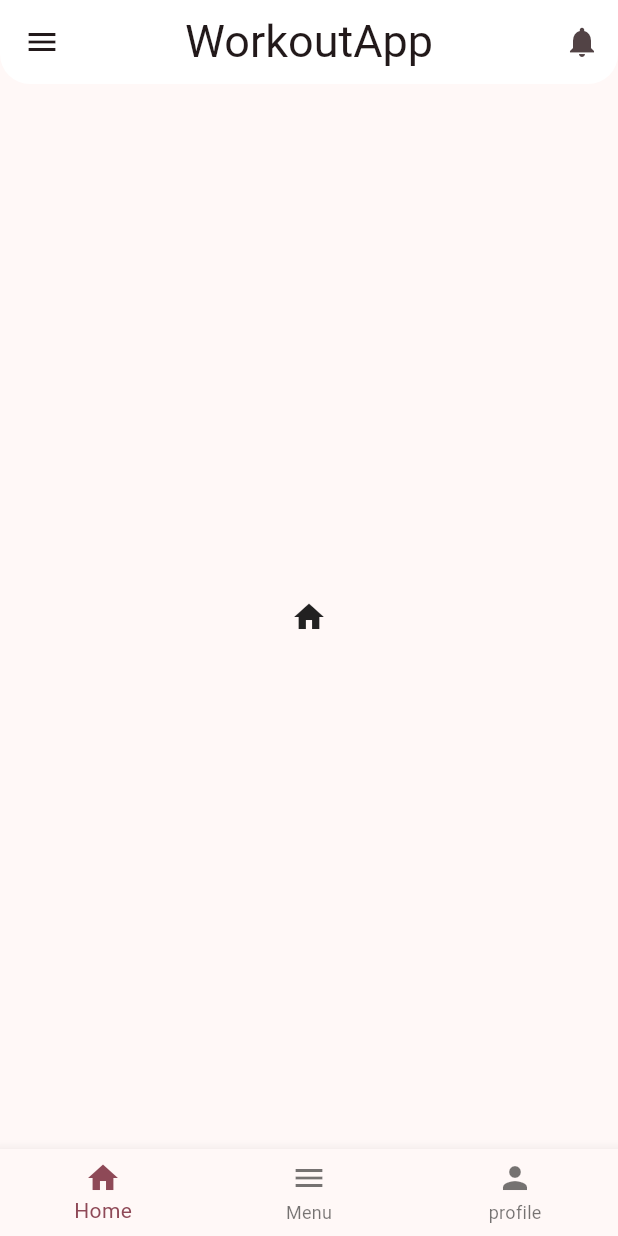
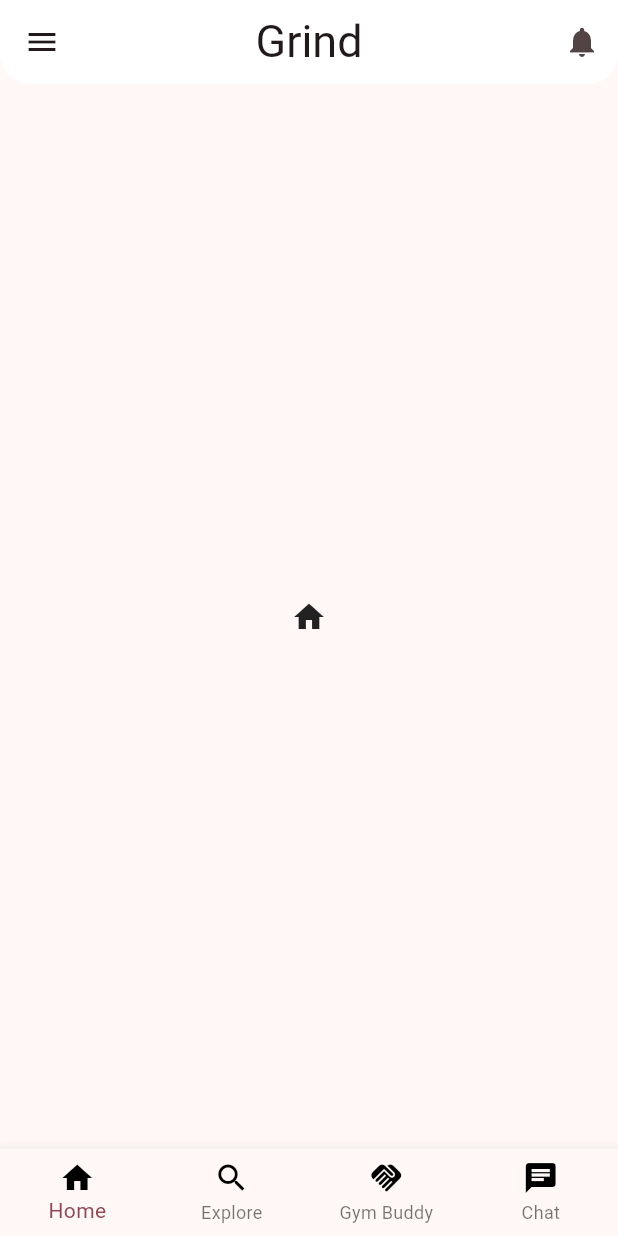
Before and after one commit to ugauniyal/Grind, a Flutter app: the screen it shows after launch, on a phone screen of 412 x 824 dp. Run offline on Flutter 3.47's test engine with Material 2 defaults, Android fonts, the phone set to English and light mode, and no system bars.

Commit message:
navigation bar added

```diff
--- a/flutter projects/workout_app/lib/main.dart
+++ b/flutter projects/workout_app/lib/main.dart
@@ -18,7 +18,7 @@ class MyApp extends StatelessWidget {
         colorScheme: ColorScheme.fromSeed(seedColor: Colors.pink),
         useMaterial3: true,
       ),
-      home: const MyHomePage(title: 'Gym Buddy (Prototype)'),
+      home: const MyHomePage(title: 'Grind'),
 
     );
   }
@@ -39,18 +39,11 @@ class _MyHomePageState extends State<MyHomePage> {
   int _currentIndex = 0;
   List<Widget> body = const[
     Icon(Icons.home),
-    Icon(Icons.menu),
-    Icon(Icons.person)
-
+    Icon(Icons.search),
+    Icon(Icons.handshake),
+    Icon(Icons.chat),
   ];
 
-
-  // void _incrementCounter() {
-  //   setState(() {
-  //
-  //     _counter++;
-  //   });
-  // }
 
 
 
@@ -62,7 +55,7 @@ class _MyHomePageState extends State<MyHomePage> {
 
         backgroundColor: Colors.white,
 
-        title: const Text('WorkoutApp',style: TextStyle(fontSize: 30)),
+        title: const Text('Grind',style: TextStyle(fontSize: 30)),
 
         centerTitle: true,
         actions: <Widget>[
@@ -91,6 +84,9 @@ class _MyHomePageState extends State<MyHomePage> {
         ),
         bottomNavigationBar: BottomNavigationBar(
         currentIndex: _currentIndex,
+        unselectedLabelStyle: TextStyle(color: Colors.black),
+        selectedLabelStyle: TextStyle(color: Colors.black),
+        type: BottomNavigationBarType.fixed,
         onTap: (int newIndex){
           setState(() {
             _currentIndex = newIndex;
@@ -99,15 +95,19 @@ class _MyHomePageState extends State<MyHomePage> {
       items: const [
         BottomNavigationBarItem(
           label: 'Home',
-          icon: Icon(Icons.home),
+          icon: Icon(Icons.home, color: Colors.black),
         ),
         BottomNavigationBarItem(
-          label: 'Menu',
-          icon: Icon(Icons.menu),
+          label: 'Explore',
+          icon: Icon(Icons.search, color: Colors.black),
         ),
         BottomNavigationBarItem(
-          label: 'profile',
-          icon: Icon(Icons.person),
+          label: 'Gym Buddy',
+          icon: Icon(Icons.handshake, color: Colors.black,),
+        ),
+        BottomNavigationBarItem(
+          label: 'Chat',
+          icon: Icon(Icons.chat, color: Colors.black),
         ),
       ],
     ),
```
